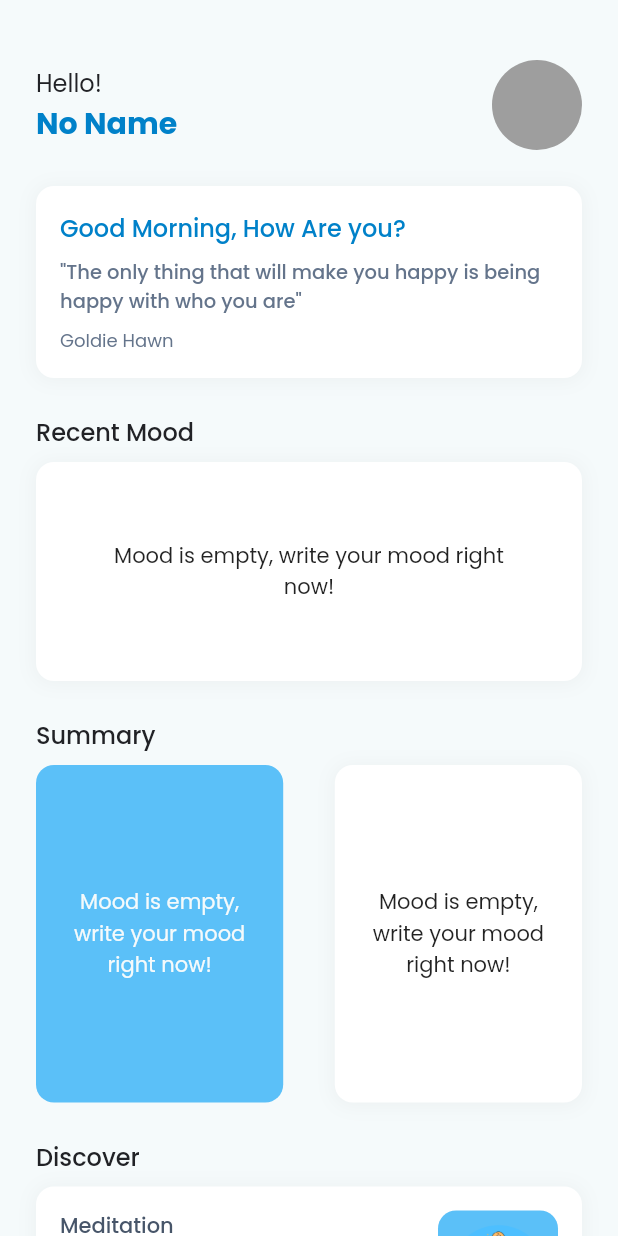
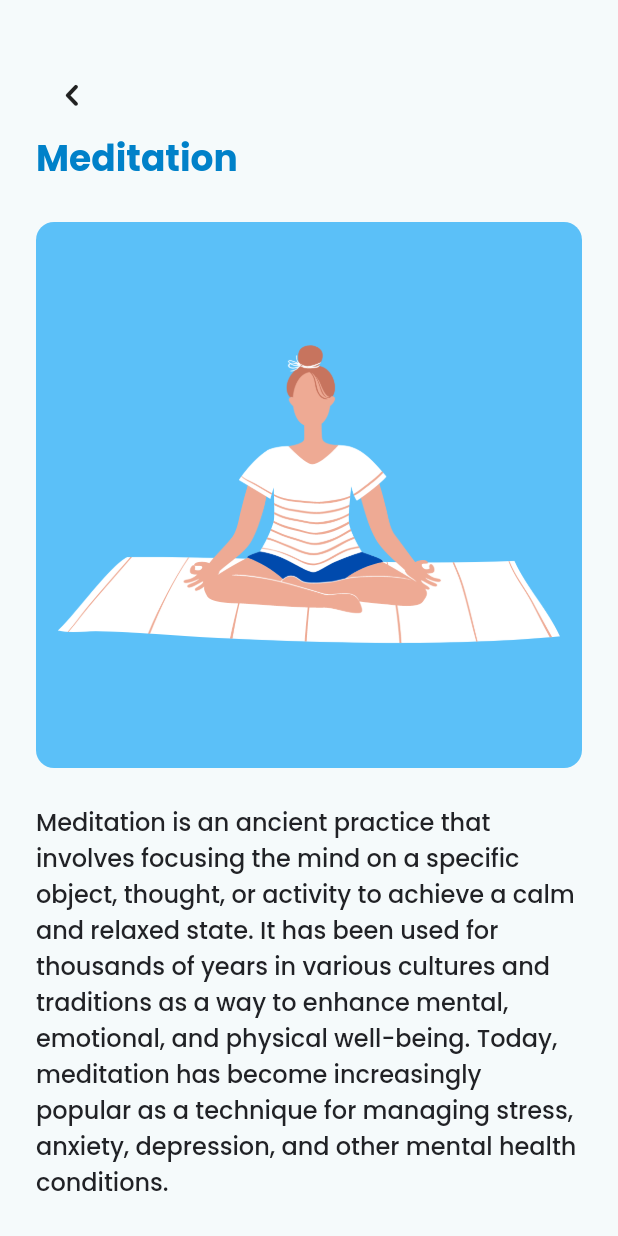
Before and after one commit to oocengg/damoody_daily_mood_diary, a Flutter app: the DashboardScreen screen opened by its route, after a tap on "Meditation", on a phone screen of 412 x 824 dp. Run offline on Flutter 3.47's test engine with Material 2 defaults, Android fonts, the light colour scheme and no system bars; our stand-ins replace audioplayers, cloud_firestore, dio, firebase_auth, firebase_core, firebase_messaging and 13 more; accounts and stored records are empty; network calls fail.

Commit message:
Add Shared Preference and Fix other features

```diff
--- a/lib/services/firebase_service.dart
+++ b/lib/services/firebase_service.dart
@@ -3,7 +3,6 @@ import 'dart:io';
 import 'package:cloud_firestore/cloud_firestore.dart';
 import 'package:damodi_daily_mood_diary/models/mood_model.dart';
 import 'package:damodi_daily_mood_diary/models/notification_model.dart';
-import 'package:damodi_daily_mood_diary/services/notification_service.dart';
 import 'package:damodi_daily_mood_diary/utils/state/image_state.dart';
 import 'package:damodi_daily_mood_diary/utils/state/mood_state.dart';
 import 'package:firebase_auth/firebase_auth.dart';
--- /dev/null
+++ b/lib/utils/constants/article_text_const.dart
@@ -0,0 +1,15 @@
+class ArticleText {
+  ArticleText._();
+
+  static const String title = 'Meditation';
+  static const String p1 =
+      'Meditation is an ancient practice that involves focusing the mind on a specific object, thought, or activity to achieve a calm and relaxed state. It has been used for thousands of years in various cultures and traditions as a way to enhance mental, emotional, and physical well-being. Today, meditation has become increasingly popular as a technique for managing stress, anxiety, depression, and other mental health conditions.';
+  static const String p2 =
+      'One of the main benefits of meditation is its ability to reduce stress and promote relaxation. By focusing the mind and controlling the breath, meditation helps to slow down the heart rate, lower blood pressure, and calm the nervous system. This can help to reduce feelings of anxiety and tension, and promote a sense of calm and tranquility. Regular meditation practice has also been shown to improve sleep quality, boost the immune system, and reduce inflammation in the body.';
+  static const String p3 =
+      'In addition to its physical benefits, meditation has been shown to have a positive impact on mental health. Studies have found that regular meditation practice can help to reduce symptoms of anxiety, depression, and post-traumatic stress disorder (PTSD). It can also improve emotional regulation, increase self-awareness, and enhance cognitive function. Meditation has also been shown to improve mood, increase feelings of happiness and well-being, and promote a sense of inner peace and contentment.';
+  static const String p4 =
+      'There are many different types of meditation, each with its own unique benefits and techniques. Some common types of meditation include mindfulness meditation, mantra meditation, loving-kindness meditation, and body scan meditation. While each type of meditation has its own specific focus and technique, they all share the common goal of promoting relaxation, reducing stress, and enhancing mental and physical well-being.';
+  static const String p5 =
+      'In conclusion, meditation is a powerful tool for promoting physical, mental, and emotional health. By practicing meditation regularly, we can reduce stress and anxiety, improve sleep quality, boost the immune system, and enhance cognitive function. Whether you are new to meditation or have been practicing for years, there are many different techniques and approaches to explore. With patience, dedication, and practice, meditation can be a valuable addition to your overall wellness routine.';
+}
--- a/lib/utils/constants/assets_const.dart
+++ b/lib/utils/constants/assets_const.dart
@@ -3,6 +3,7 @@ class AssetConst {
 
   static const String appLogo = 'assets/images/damoody_logo.svg';
   static const String loginImage = 'assets/images/login_image.png';
+  static const String articleImage = 'assets/images/article.png';
   static const String googleIcon = 'assets/images/google_icon.svg';
   static const String profilePic = 'assets/images/profile_pic.jpg';
   static const String cryingIcon = 'assets/lotties/crying-emoji.json';
--- a/lib/views/dashboard/provider/dashboard_provider.dart
+++ b/lib/views/dashboard/provider/dashboard_provider.dart
@@ -68,8 +68,6 @@ class DashboardProvider extends ChangeNotifier {
     } else {
       MoodModel latestMood = listMoodDashboard.reduce(
           (curr, next) => curr.createdAt.isAfter(next.createdAt) ? curr : next);
-
-      indexLatestMood = listMoodDashboard.indexOf(latestMood);
       return latestMood;
     }
   }
--- /dev/null
+++ b/lib/views/dashboard/screen/article_screen.dart
@@ -0,0 +1,119 @@
+import 'package:damodi_daily_mood_diary/utils/constants/article_text_const.dart';
+import 'package:damodi_daily_mood_diary/utils/constants/assets_const.dart';
+import 'package:damodi_daily_mood_diary/utils/themes/colors.dart';
+import 'package:damodi_daily_mood_diary/utils/themes/custom_icon.dart';
+import 'package:damodi_daily_mood_diary/utils/themes/radius.dart';
+import 'package:damodi_daily_mood_diary/utils/themes/spacing.dart';
+import 'package:flutter/material.dart';
+import 'package:google_fonts/google_fonts.dart';
+
+class ArticleScreen extends StatelessWidget {
+  const ArticleScreen({Key? key}) : super(key: key);
+
+  @override
+  Widget build(BuildContext context) {
+    return SafeArea(
+      child: Scaffold(
+        backgroundColor: ThemeColor.background,
+        body: SingleChildScrollView(
+          child: Padding(
+            padding: const EdgeInsets.symmetric(
+              vertical: Spacing.spacing * 5,
+              horizontal: Spacing.spacing * 3,
+            ),
+            child: Column(
+              crossAxisAlignment: CrossAxisAlignment.start,
+              children: [
+                IconButton(
+                  onPressed: () {
+                    Navigator.pop(context);
+                  },
+                  icon: const Icon(CustomIcon.leftOpen),
+                ),
+                Text(
+                  ArticleText.title,
+                  style: GoogleFonts.poppins(
+                    textStyle:
+                        Theme.of(context).textTheme.headlineSmall!.copyWith(
+                              color: ThemeColor.primary,
+                              fontWeight: FontWeight.bold,
+                            ),
+                  ),
+                ),
+                const SizedBox(height: Spacing.spacing * 3),
+                Center(
+                  child: Container(
+                    padding: const EdgeInsets.all(7),
+                    decoration: BoxDecoration(
+                      color: ThemeColor.secondary,
+                      borderRadius: BorderRadius.circular(
+                        CustomRadius.defaultRadius,
+                      ),
+                    ),
+                    child: Image.asset(AssetConst.articleImage),
+                  ),
+                ),
+                const SizedBox(height: Spacing.spacing * 3),
+                Text(
+                  ArticleText.p1,
+                  style: GoogleFonts.poppins(
+                    textStyle:
+                        Theme.of(context).textTheme.titleMedium!.copyWith(
+                              color: ThemeColor.black,
+                              fontWeight: FontWeight.w500,
+                            ),
+                  ),
+                ),
+                const SizedBox(height: Spacing.spacing * 3),
+                Text(
+                  ArticleText.p2,
+                  style: GoogleFonts.poppins(
+                    textStyle:
+                        Theme.of(context).textTheme.titleMedium!.copyWith(
+                              color: ThemeColor.black,
+                              fontWeight: FontWeight.w500,
+                            ),
+                  ),
+                ),
+                const SizedBox(height: Spacing.spacing * 3),
+                Text(
+                  ArticleText.p3,
+                  style: GoogleFonts.poppins(
+                    textStyle:
+                        Theme.of(context).textTheme.titleMedium!.copyWith(
+                              color: ThemeColor.black,
+                              fontWeight: FontWeight.w500,
+                            ),
+                  ),
+                ),
+                const SizedBox(height: Spacing.spacing * 3),
+                Text(
+                  ArticleText.p4,
+                  style: GoogleFonts.poppins(
+                    textStyle:
+                        Theme.of(context).textTheme.titleMedium!.copyWith(
+                              color: ThemeColor.black,
+                              fontWeight: FontWeight.w500,
+                            ),
+                  ),
+                ),
+                const SizedBox(height: Spacing.spacing * 3),
+                Text(
+                  ArticleText.p5,
+                  style: GoogleFonts.poppins(
+                    textStyle:
+                        Theme.of(context).textTheme.titleMedium!.copyWith(
+                              color: ThemeColor.black,
+                              fontWeight: FontWeight.w500,
+                            ),
+                  ),
+                ),
+                const SizedBox(height: Spacing.spacing * 3),
+              ],
+            ),
+          ),
+        ),
+      ),
+    );
+  }
+}
--- a/lib/views/dashboard/widgets/discover_section.dart
+++ b/lib/views/dashboard/widgets/discover_section.dart
@@ -1,7 +1,9 @@
+import 'package:damodi_daily_mood_diary/utils/constants/article_text_const.dart';
 import 'package:damodi_daily_mood_diary/utils/constants/assets_const.dart';
 import 'package:damodi_daily_mood_diary/utils/themes/colors.dart';
 import 'package:damodi_daily_mood_diary/utils/themes/radius.dart';
 import 'package:damodi_daily_mood_diary/utils/themes/spacing.dart';
+import 'package:damodi_daily_mood_diary/views/dashboard/screen/article_screen.dart';
 import 'package:flutter/material.dart';
 import 'package:google_fonts/google_fonts.dart';
 
@@ -27,7 +29,10 @@ class Discover extends StatelessWidget {
       ),
       child: InkWell(
         onTap: () {
-          // Navigator.pushNamed(context, Routes.recordPage);
+          Navigator.push(
+            context,
+            MaterialPageRoute(builder: (context) => const ArticleScreen()),
+          );
         },
         child: Row(
           crossAxisAlignment: CrossAxisAlignment.start,
@@ -59,7 +64,7 @@ class Discover extends StatelessWidget {
                             ),
                             const SizedBox(height: Spacing.spacing),
                             Text(
-                              'An ulrimate guide. When we meditate, we inject far-reaching any reason to help someone so someone will love you someday. If you are lucky haha',
+                              ArticleText.p1,
                               style: Theme.of(context)
                                   .textTheme
                                   .bodySmall!
@@ -83,7 +88,7 @@ class Discover extends StatelessWidget {
                             CustomRadius.defaultRadius,
                           ),
                         ),
-                        child: Image.asset(AssetConst.loginImage),
+                        child: Image.asset(AssetConst.articleImage),
                       ),
                     ],
                   ),
--- a/lib/views/profile/provider/profile_provider.dart
+++ b/lib/views/profile/provider/profile_provider.dart
@@ -42,8 +42,8 @@ class ProfileProvider extends ChangeNotifier {
   }
 
   Future<void> getDataCountByUserId() async {
-    state = MyState.loading;
-    notifyListeners();
+    // state = MyState.loading;
+    // notifyListeners();
 
     try {
       final countMoodFirebase = await recordService.getDataCountByUserId(user);
--- a/pubspec.yaml
+++ b/pubspec.yaml
@@ -40,7 +40,7 @@ dependencies:
   flutter_svg: ^2.0.5
   google_nav_bar: ^5.0.6
   provider: ^6.0.5
-  shared_preferences: ^2.1.0
+  shared_preferences: ^2.1.1
   lottie: ^2.3.2
   percent_indicator: ^4.2.3
   table_calendar: ^3.0.9
```
Also changed, not shown: lib/views/auth/provider/login_provider.dart (+4 -24 lines), lib/views/auth/screens/login_screen.dart (+33 -0 lines), lib/views/profile/screen/profile_screen.dart (+57 -9 lines), assets/images/article.png (added), pubspec.lock.
